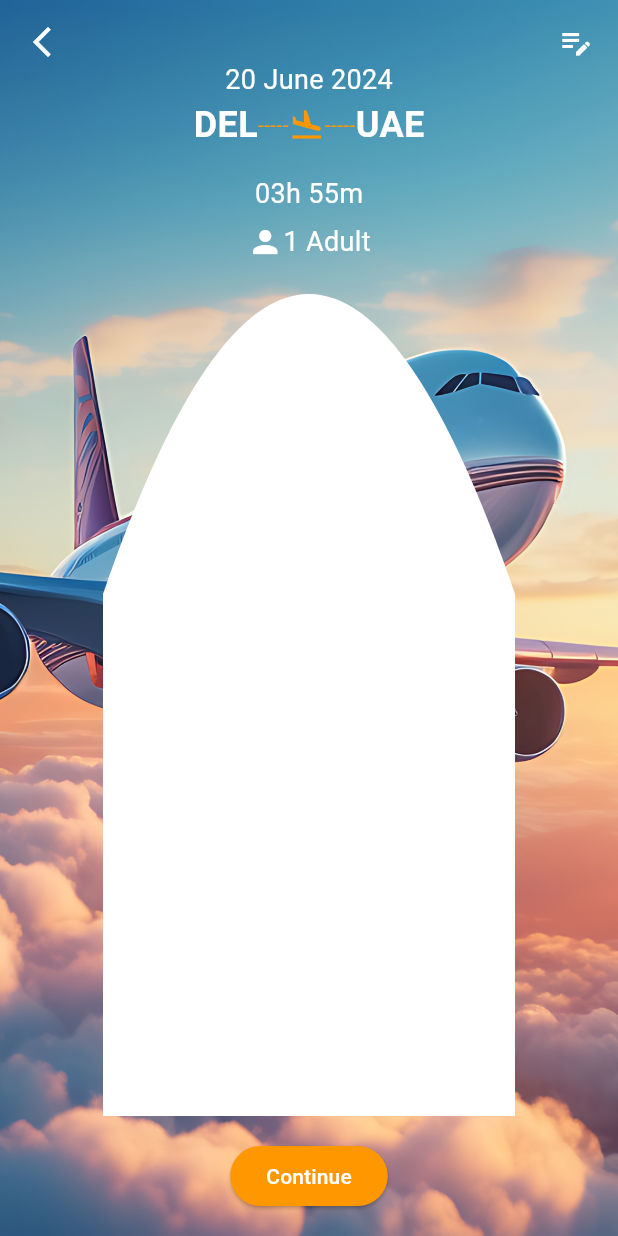
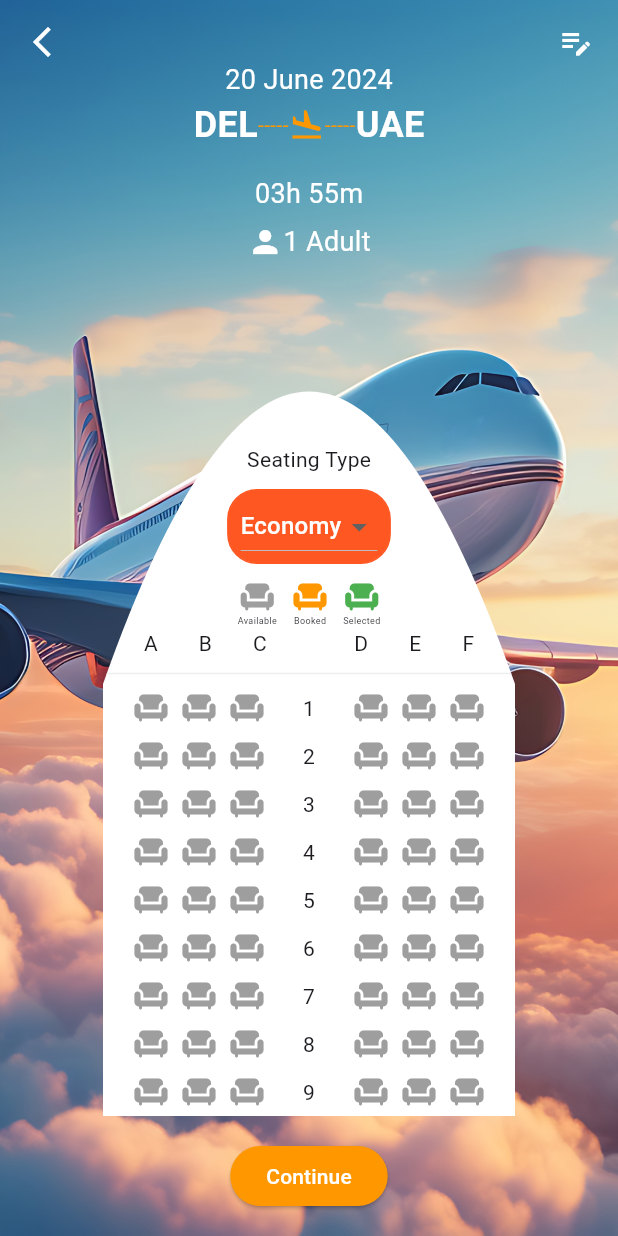
Before and after one commit to ChandraChaan/flight_ui, a Flutter app: the screen it shows after launch, on a phone screen of 412 x 824 dp. Run offline on Flutter 3.47's test engine with Material 3 defaults, Android fonts, the phone set to English and light mode, and no system bars.

Commit message:
UI updated

```diff
--- a/lib/ticket_booking.dart
+++ b/lib/ticket_booking.dart
@@ -33,15 +33,125 @@ class _FlightSeatBookingScreenState extends State<FlightSeatBookingScreen> {
                       ClipPath(
                         clipper: AirplaneNoseClipper(),
                         child: Container(
-                          height: 400,
+                          height: 260,
                           width: MediaQuery.of(context).size.width / 1.5,
+                          color: Colors.white,
+                          child: Column(
+                            children: [
+                              const SizedBox(
+                                height: 100,
+                              ),
+                              const Text('Seating Type'),
+                              const SizedBox(
+                                height: 10,
+                              ),
+                              Container(
+                                decoration: BoxDecoration(
+                                    color: Colors.deepOrange,
+                                    border: Border.all(
+                                      color: Colors.deepOrange,
+                                    ),
+                                    borderRadius: const BorderRadius.all(
+                                        Radius.circular(20))),
+                                child: Padding(
+                                  padding:
+                                      const EdgeInsets.only(left: 8, right: 8),
+                                  child: DropdownButton<String>(
+                                    value: 'Economy',
+                                    items: ['Economy', 'Business']
+                                        .map((label) => DropdownMenuItem(
+                                              value: label,
+                                              child: Text(
+                                                label,
+                                                style: const TextStyle(
                                                   color: Colors.white,
                                                 ),
                                               ),
+                                            ))
+                                        .toList(),
+                                    onChanged: (value) {},
+                                  ),
+                                ),
+                              ),
+                              const SizedBox(
+                                height: 10,
+                              ),
+                              const Row(
+                                mainAxisAlignment: MainAxisAlignment.center,
+                                children: [
+                                  Column(
+                                    children: [
+                                      Icon(
+                                        Icons.chair,
+                                        color: Colors.grey,
+                                      ),
+                                      Text(
+                                        'Available',
+                                        style: TextStyle(fontSize: 6),
+                                      ),
+                                    ],
+                                  ),
+                                  SizedBox(
+                                    width: 10,
+                                  ),
+                                  Column(
+                                    children: [
+                                      Icon(
+                                        Icons.chair,
+                                        color: Colors.orange,
+                                      ),
+                                      Text(
+                                        'Booked',
+                                        style: TextStyle(fontSize: 6),
+                                      ),
+                                    ],
+                                  ),
+                                  SizedBox(
+                                    width: 10,
+                                  ),
+                                  Column(
+                                    children: [
+                                      Icon(
+                                        Icons.chair,
+                                        color: Colors.green,
+                                      ),
+                                      Text(
+                                        'Selected',
+                                        style: TextStyle(fontSize: 6),
+                                      ),
+                                    ],
+                                  ),
+                                ],
+                              ),
+                              const Row(
+                                mainAxisAlignment:
+                                    MainAxisAlignment.spaceEvenly,
+                                children: [
+                                  Text('A'),
+                                  Text('B'),
+                                  Text('C'),
+                                  Text(' '),
+                                  Text('D'),
+                                  Text('E'),
+                                  Text('F'),
+                                ],
+                              ),
+                              const SizedBox(
+                                height: 10,
+                              ),
+                              Divider(
+                                color: Colors.grey.shade200,
+                                height: 0.5,
+                              )
+                            ],
+                          ),
+                        ),
+                      ),
                       Container(
-                        height: MediaQuery.of(context).size.height * 2,
+                        height: MediaQuery.of(context).size.height,
                         width: MediaQuery.of(context).size.width / 1.5,
                         color: Colors.white,
+                        child: _buildSeatMap(),
                       ),
                     ],
                   ),
@@ -153,16 +263,6 @@ class _FlightSeatBookingScreenState extends State<FlightSeatBookingScreen> {
               ],
             ),
             SizedBox(height: 6),
-            // DropdownButton<String>(
-            //   value: 'Economy',
-            //   items: ['Economy', 'Business']
-            //       .map((label) => DropdownMenuItem(
-            //             value: label,
-            //             child: Text(label,style: const TextStyle(color: Colors.white,),),
-            //           ))
-            //       .toList(),
-            //   onChanged: (value) {},
-            // ),
           ],
         ),
       ),
@@ -177,7 +277,10 @@ class _FlightSeatBookingScreenState extends State<FlightSeatBookingScreen> {
           children: List.generate(24, (rowIndex) {
             return Row(
               mainAxisAlignment: MainAxisAlignment.spaceBetween,
-              children: List.generate(6, (colIndex) {
+              children: [
+                Row(
+                  mainAxisAlignment: MainAxisAlignment.spaceBetween,
+                  children: List.generate(3, (colIndex) {
                     SeatStatus status = seats[rowIndex][colIndex];
                     return GestureDetector(
                       onTap: () {
@@ -190,6 +293,25 @@ class _FlightSeatBookingScreenState extends State<FlightSeatBookingScreen> {
                       child: _buildSeat(status),
                     );
                   }),
+                ),
+                Text('${rowIndex+1}'),
+                Row(
+                  mainAxisAlignment: MainAxisAlignment.spaceBetween,
+                  children: List.generate(3, (colIndex) {
+                    SeatStatus status = seats[rowIndex][colIndex];
+                    return GestureDetector(
+                      onTap: () {
+                        setState(() {
+                          seats[rowIndex][colIndex] = status == SeatStatus.available
+                              ? SeatStatus.selected
+                              : SeatStatus.available;
+                        });
+                      },
+                      child: _buildSeat(status),
+                    );
+                  }),
+                ),
+              ],
             );
           }),
         ),
@@ -215,9 +337,9 @@ class _FlightSeatBookingScreenState extends State<FlightSeatBookingScreen> {
       margin: const EdgeInsets.all(4),
       width: 24,
       height: 24,
-      decoration: BoxDecoration(
+      child: Icon(
+        Icons.chair,
         color: color,
-        borderRadius: BorderRadius.circular(4),
       ),
     );
   }
@@ -242,9 +364,9 @@ class AirplaneNoseClipper extends CustomClipper<Path> {
   Path getClip(Size size) {
     var path = Path();
     path.moveTo(0, size.height);
-    path.lineTo(0, size.height / 2);
+    path.lineTo(0, size.height / 1);
     path.quadraticBezierTo(
-        size.width / 2, -size.height / 2, size.width, size.height / 2);
+        size.width / 2, -size.height / 2, size.width, size.height / 1);
     path.lineTo(size.width, size.height);
     path.close();
     return path;
```
Lines whose indentation alone changed are shown as unchanged.
